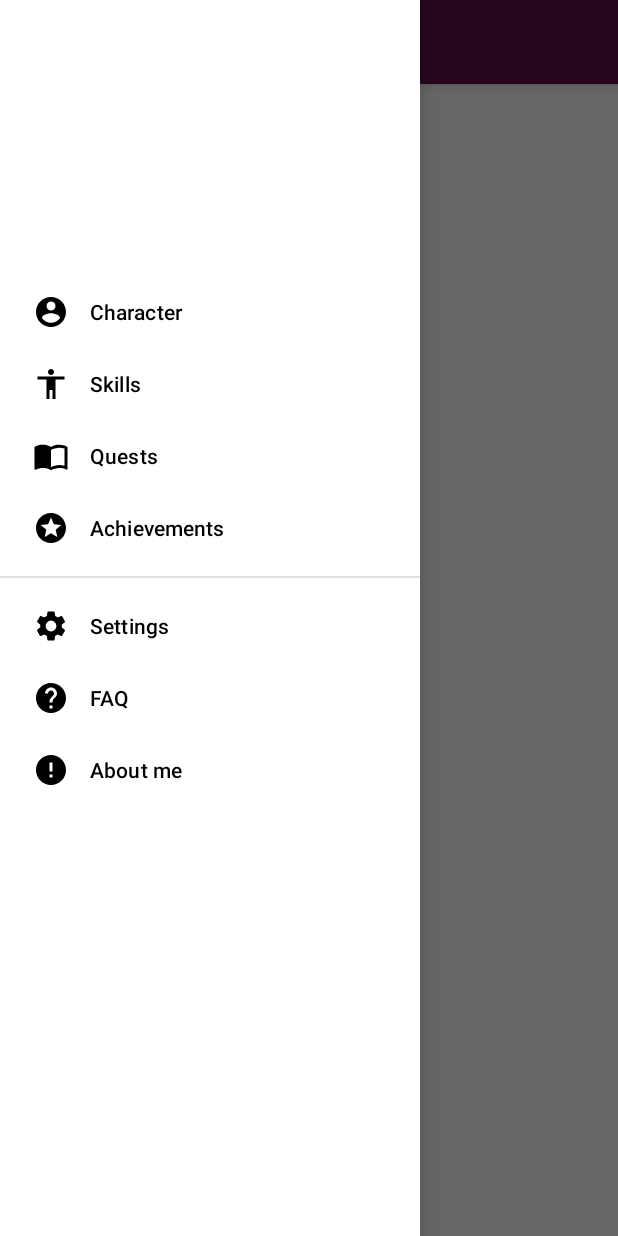
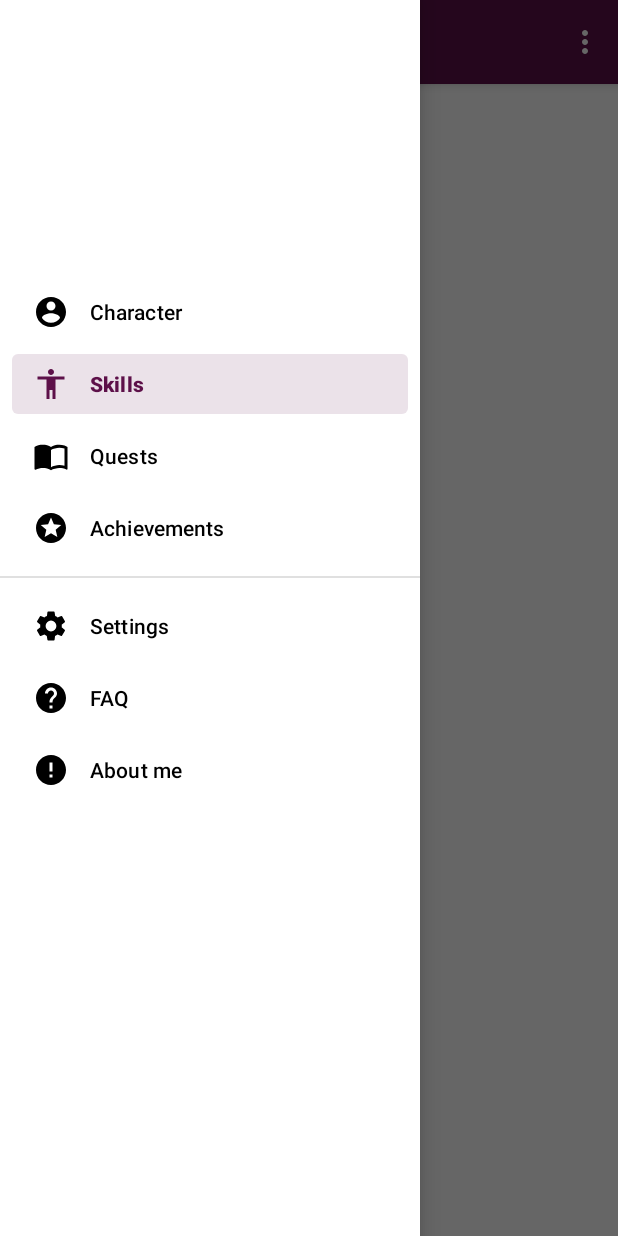
Before and after one commit to elli0tt/rpg-life, an Android app: the screen it shows after launch (MainActivity), with the side drawer open, on a phone screen of 412 x 824 dp. Run offline under Robolectric (Android 15) with nearby library versions, the phone set to English and light mode, and no system bars; our stand-ins replace Room's generated code, navigation-ui.

Commit message:
Finished skills screen (for now), added developer options (delete all, populate with samples), added starting timer for skills

```diff
--- a/app/src/main/java/com/elli0tt/rpg_life/data/dao/SkillsDao.java
+++ b/app/src/main/java/com/elli0tt/rpg_life/data/dao/SkillsDao.java
@@ -1,20 +1,27 @@
 package com.elli0tt.rpg_life.data.dao;
 
 import androidx.lifecycle.LiveData;
+import androidx.room.Dao;
 import androidx.room.Insert;
 import androidx.room.OnConflictStrategy;
 import androidx.room.Query;
-import androidx.room.RawQuery;
 
 import com.elli0tt.rpg_life.domain.model.Skill;
 
 import java.util.List;
 
+@Dao
 public interface SkillsDao {
 
     @Insert(onConflict = OnConflictStrategy.REPLACE)
     void insert(Skill skill);
 
+    @Insert(onConflict = OnConflictStrategy.REPLACE)
+    void insert(List<Skill> skillList);
+
     @Query("SELECT * FROM skills_table ORDER BY id")
     LiveData<List<Skill>> getAllSkills();
+
+    @Query("DELETE FROM skills_table")
+    void deleteAll();
 }
--- a/app/src/main/java/com/elli0tt/rpg_life/domain/modal/Reward.java
+++ /dev/null
@@ -1,4 +0,0 @@
-package com.elli0tt.rpg_life.domain.modal;
-
-public class Reward {
-}
--- a/app/src/main/java/com/elli0tt/rpg_life/domain/modal/Skills.java
+++ /dev/null
@@ -1,6 +0,0 @@
-package com.elli0tt.rpg_life.domain.modal;
-
-public class Skills {
-
-
-}
--- a/app/src/main/java/com/elli0tt/rpg_life/presentation/skills/SkillsAdapter.java
+++ b/app/src/main/java/com/elli0tt/rpg_life/presentation/skills/SkillsAdapter.java
@@ -12,14 +12,26 @@ import androidx.recyclerview.widget.RecyclerView;
 
 import com.elli0tt.rpg_life.R;
 import com.elli0tt.rpg_life.domain.model.Skill;
+import com.google.android.material.floatingactionbutton.FloatingActionButton;
 
 public class SkillsAdapter extends ListAdapter<Skill, SkillsAdapter.ViewHolder> {
+
+    public interface OnStartTimerFabClickListener {
+        void onClick();
+    }
+
+    private OnStartTimerFabClickListener onStartTimerFabClickListener;
+
+    public void setOnStartTimerFabClickListener(OnStartTimerFabClickListener listener) {
+        onStartTimerFabClickListener = listener;
+    }
 
     SkillsAdapter() {
         super(DIFF_CALLBACK);
     }
 
-    private static final DiffUtil.ItemCallback<Skill> DIFF_CALLBACK = new DiffUtil.ItemCallback<Skill>() {
+    private static final DiffUtil.ItemCallback<Skill> DIFF_CALLBACK =
+            new DiffUtil.ItemCallback<Skill>() {
         @Override
         public boolean areItemsTheSame(@NonNull Skill oldItem, @NonNull Skill newItem) {
             return oldItem.getId() == newItem.getId();
@@ -36,7 +48,7 @@ public class SkillsAdapter extends ListAdapter<Skill, SkillsAdapter.ViewHolder>
     public ViewHolder onCreateViewHolder(@NonNull ViewGroup parent, int viewType) {
         View view = LayoutInflater.from(parent.getContext()).inflate(R.layout.skill_recycler_item,
                 parent, false);
-        return new ViewHolder(view);
+        return new ViewHolder(view, onStartTimerFabClickListener);
     }
 
     @Override
@@ -46,10 +58,20 @@ public class SkillsAdapter extends ListAdapter<Skill, SkillsAdapter.ViewHolder>
 
     static class ViewHolder extends RecyclerView.ViewHolder {
         private TextView nameTextView;
+        private FloatingActionButton startTimerFab;
 
-        ViewHolder(@NonNull View itemView) {
+        ViewHolder(@NonNull View itemView,
+                   final OnStartTimerFabClickListener onStartTimerFabClickListener) {
             super(itemView);
-            nameTextView = itemView.findViewById(R.id.skill_name_text_view);
+            nameTextView = itemView.findViewById(R.id.skills_recycler_item_name_text_view);
+            startTimerFab = itemView.findViewById(R.id.skills_recycler_item_start_timer_fab);
+
+            startTimerFab.setOnClickListener(v -> {
+                int position = getAdapterPosition();
+                if (onStartTimerFabClickListener != null && position != RecyclerView.NO_POSITION){
+                    onStartTimerFabClickListener.onClick();
+                }
+            });
         }
 
         void bind(@NonNull Skill skill) {
--- a/app/src/main/java/com/elli0tt/rpg_life/presentation/skills/SkillsFragment.java
+++ b/app/src/main/java/com/elli0tt/rpg_life/presentation/skills/SkillsFragment.java
@@ -2,6 +2,9 @@ package com.elli0tt.rpg_life.presentation.skills;
 
 import android.os.Bundle;
 import android.view.LayoutInflater;
+import android.view.Menu;
+import android.view.MenuInflater;
+import android.view.MenuItem;
 import android.view.View;
 import android.view.ViewGroup;
 
@@ -10,17 +13,24 @@ import androidx.annotation.Nullable;
 import androidx.fragment.app.Fragment;
 import androidx.lifecycle.Observer;
 import androidx.lifecycle.ViewModelProviders;
+import androidx.navigation.NavController;
+import androidx.navigation.fragment.NavHostFragment;
 import androidx.recyclerview.widget.LinearLayoutManager;
 import androidx.recyclerview.widget.RecyclerView;
 
 import com.elli0tt.rpg_life.R;
 import com.elli0tt.rpg_life.domain.model.Skill;
+import com.elli0tt.rpg_life.presentation.custom_view.DividerItemDecoration;
+import com.google.android.material.floatingactionbutton.FloatingActionButton;
 
 import java.util.List;
 
 public class SkillsFragment extends Fragment {
     private SkillsViewModel viewModel;
     private RecyclerView recyclerView;
+    private FloatingActionButton startTimerFab;
+
+    private NavController navController;
 
     @Nullable
     @Override
@@ -34,15 +44,44 @@ public class SkillsFragment extends Fragment {
         super.onViewCreated(view, savedInstanceState);
         viewModel = ViewModelProviders.of(this).get(SkillsViewModel.class);
 
+        navController = NavHostFragment.findNavController(this);
+
         recyclerView = view.findViewById(R.id.skills_recycler_view);
+
         setupRecyclerView();
+        setHasOptionsMenu(true);
     }
 
     private void setupRecyclerView() {
         recyclerView.setLayoutManager(new LinearLayoutManager(getContext(), RecyclerView.VERTICAL,
                 false));
         SkillsAdapter adapter = new SkillsAdapter();
-        //viewModel.getAllSkills().observe(getViewLifecycleOwner(), adapter::submitList);
+        viewModel.getAllSkills().observe(getViewLifecycleOwner(), adapter::submitList);
+        adapter.setOnStartTimerFabClickListener(this::navigateToCountDownScreen);
         recyclerView.setAdapter(adapter);
+        recyclerView.addItemDecoration(new DividerItemDecoration(getContext()));
+    }
+
+    @Override
+    public void onCreateOptionsMenu(Menu menu, MenuInflater inflater) {
+        inflater.inflate(R.menu.skills_toolbar_menu, menu);
+    }
+
+    @Override
+    public boolean onOptionsItemSelected(MenuItem item) {
+        switch (item.getItemId()) {
+            case R.id.skills_toolbar_menu_delete_all:
+                viewModel.deleteAll();
+                return true;
+            case R.id.skills_toolbar_menu_populate_with_samples:
+                viewModel.populateWithSamples();
+                return true;
+            default:
+                return false;
+        }
+    }
+
+    private void navigateToCountDownScreen(){
+        navController.navigate(R.id.countdown_timer_screen);
     }
 }
--- /dev/null
+++ b/app/src/main/res/drawable/ic_play_arrow_white_24dp.xml
@@ -0,0 +1,5 @@
+<vector android:height="24dp" android:tint="#FFFFFF"
+    android:viewportHeight="24.0" android:viewportWidth="24.0"
+    android:width="24dp" xmlns:android="http://schemas.android.com/apk/res/android">
+    <path android:fillColor="#FF000000" android:pathData="M8,5v14l11,-7z"/>
+</vector>
--- a/app/src/main/res/menu/quests_selection_toolbar_menu.xml
+++ b/app/src/main/res/menu/quests_selection_toolbar_menu.xml
@@ -11,5 +11,5 @@
         android:id="@+id/quest_selection_toolbar_menu_delete"
         app:showAsAction="ifRoom"
         android:icon="@drawable/ic_delete"
-        android:title="@string/quest_toolbar_menu_delete_text" />
+        android:title="@string/delete" />
 </menu>
--- a/app/src/main/res/menu/quests_toolbar_menu.xml
+++ b/app/src/main/res/menu/quests_toolbar_menu.xml
@@ -11,12 +11,12 @@
     <!--Only for developer-->
     <item
         android:id="@+id/quests_toolbar_menu_delete_all"
-        android:title="@string/quests_toolbar_menu_delete_all_title"
+        android:title="@string/delete_all"
         app:showAsAction="never" />
 
     <item
         android:id="@+id/quests_toolbar_menu_populate_with_samples"
-        android:title="@string/quest_toolbar_menu_populate_with_samples_text"
+        android:title="@string/populate_with_samples"
         app:showAsAction="never" />
 
 </menu>
--- /dev/null
+++ b/app/src/main/res/menu/skills_toolbar_menu.xml
@@ -0,0 +1,13 @@
+<?xml version="1.0" encoding="utf-8"?>
+<menu xmlns:android="http://schemas.android.com/apk/res/android"
+    xmlns:app="http://schemas.android.com/apk/res-auto">
+    <!-- Only for developers-->
+    <item
+        android:id="@+id/skills_toolbar_menu_delete_all"
+        android:title="@string/delete_all"
+        app:showAsAction="never"/>
+    <item
+        android:id="@+id/skills_toolbar_menu_populate_with_samples"
+        android:title="@string/populate_with_samples"
+        app:showAsAction="never"/>
+</menu>
--- a/app/src/main/res/navigation/nav_graph.xml
+++ b/app/src/main/res/navigation/nav_graph.xml
@@ -3,7 +3,7 @@
     xmlns:app="http://schemas.android.com/apk/res-auto"
     xmlns:tools="http://schemas.android.com/tools"
     android:id="@+id/nav_graph"
-    app:startDestination="@id/countdown_timer_screen">
+    app:startDestination="@id/skills_screen">
 
     <fragment
         android:id="@+id/character_screen"
@@ -23,7 +23,15 @@
         android:id="@+id/skills_screen"
         android:name="com.elli0tt.rpg_life.presentation.skills.SkillsFragment"
         android:label="Skills"
-        tools:layout="@layout/fragment_skills" />
+        tools:layout="@layout/fragment_skills" >
+        <action
+            android:id="@+id/action_skills_screen_to_countdown_timer_screen"
+            app:destination="@id/countdown_timer_screen"
+            app:enterAnim="@anim/nav_default_enter_anim"
+            app:exitAnim="@anim/nav_default_exit_anim"
+            app:popEnterAnim="@anim/nav_default_pop_enter_anim"
+            app:popExitAnim="@anim/nav_default_pop_exit_anim" />
+    </fragment>
 
     <fragment
         android:id="@+id/quests_screen"
--- a/app/src/main/res/values/strings.xml
+++ b/app/src/main/res/values/strings.xml
@@ -10,7 +10,7 @@
     <string name="nav_faq">FAQ</string>
     <string name="nav_about_me">About me</string>
     <string name="characteristic_name_input_hint">Name</string>
-    <string name="quests_toolbar_menu_delete_all_title">Delete all</string>
+    <string name="delete_all">Delete all</string>
     <string name="add_quest_name_hint">Name</string>
     <string name="add_quest_toolbar_menu_confirm">Confirm</string>
     <string name="quest_difficulty_label_text">Difficalty:</string>
@@ -25,8 +25,8 @@
 
     <string name="add_quest_difficulty_text">Difficulty level:</string>
     <string name="add_quest_description_hint">Description</string>
-    <string name="quest_toolbar_menu_delete_text">Delete</string>
-    <string name="quest_toolbar_menu_populate_with_samples_text">Populate with samples</string>
+    <string name="delete">Delete</string>
+    <string name="populate_with_samples">Populate with samples</string>
     <string name="quest_toolbar_menu_select_all_text">Select all</string>
 
     <string-array name="difficulty_levels_texts">
```
Also changed, not shown: app/src/main/java/com/elli0tt/rpg_life/data/repository/SkillsRepository.java (+36 -0 lines), app/src/main/java/com/elli0tt/rpg_life/domain/modal/Character.java (deleted, +0 -24 lines), app/src/main/java/com/elli0tt/rpg_life/domain/modal/Characteristic.java (deleted, +0 -118 lines), app/src/main/java/com/elli0tt/rpg_life/domain/modal/Quest.java (deleted, +0 -218 lines), app/src/main/java/com/elli0tt/rpg_life/domain/model/Skill.java (+8 -2 lines), app/src/main/java/com/elli0tt/rpg_life/presentation/skill_detail/SkillDetailFragment.java (+22 -0 lines), app/src/main/java/com/elli0tt/rpg_life/presentation/skills/SkillsViewModel.java (+18 -0 lines), app/src/main/res/layout/fragment_skill_detail.xml (+5 -3 lines), app/src/main/res/layout/skill_recycler_item.xml (+25 -5 lines).
